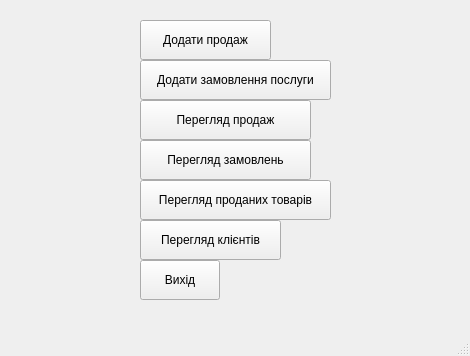
The window that src/app/mainapp/mainwindow.ui (Bodiok007/Accounting) describes before a commit, drawn with Qt 5.
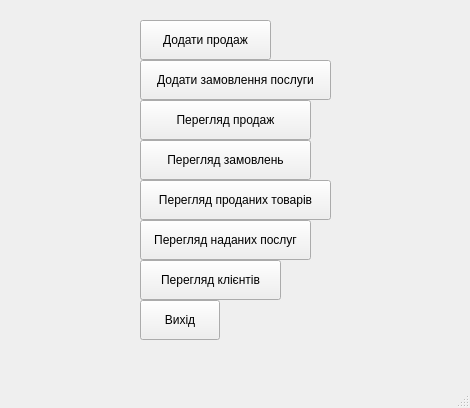
The same window after the commit.

Commit message: Add SendMessageForm; add ShowServiceForm; add ability to send message and update message status; bind ShowServiceOrderForm with ShowServiceForm

The edit to the form file:
```diff
--- a/src/app/mainapp/mainwindow.ui
+++ b/src/app/mainapp/mainwindow.ui
@@ -7,7 +7,7 @@
     <x>0</x>
     <y>0</y>
     <width>470</width>
-    <height>356</height>
+    <height>408</height>
    </rect>
   </property>
   <property name="windowTitle">
@@ -113,7 +113,7 @@
     <property name="geometry">
      <rect>
       <x>140</x>
-      <y>260</y>
+      <y>300</y>
       <width>80</width>
       <height>40</height>
      </rect>
@@ -132,7 +132,7 @@
     <property name="geometry">
      <rect>
       <x>140</x>
-      <y>220</y>
+      <y>260</y>
       <width>141</width>
       <height>40</height>
      </rect>
@@ -147,6 +147,25 @@
      <string>Перегляд клієнтів</string>
     </property>
    </widget>
+   <widget class="QPushButton" name="pushButtonShowServices">
+    <property name="geometry">
+     <rect>
+      <x>140</x>
+      <y>220</y>
+      <width>171</width>
+      <height>40</height>
+     </rect>
+    </property>
+    <property name="minimumSize">
+     <size>
+      <width>0</width>
+      <height>40</height>
+     </size>
+    </property>
+    <property name="text">
+     <string>Перегляд наданих послуг</string>
+    </property>
+   </widget>
   </widget>
   <widget class="QMenuBar" name="menubar">
    <property name="geometry">
```
The commit also changes 31 other files.
